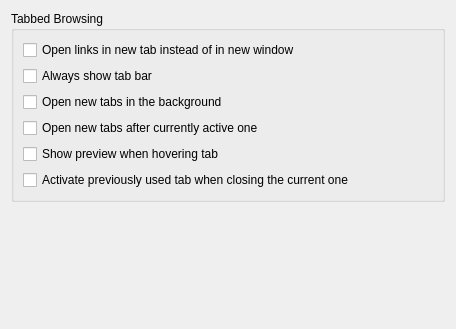
Old version of the form src/settings/settings_tabs.ui in the repository KDE/rekonq.
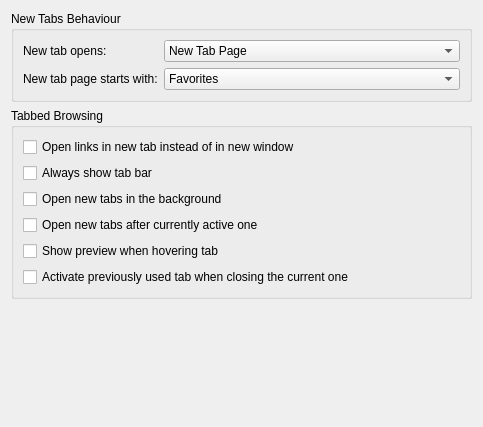
New version of the form. Custom widgets are drawn as their Qt base class.

Patch:
```diff
--- a/src/settings/settings_tabs.ui
+++ b/src/settings/settings_tabs.ui
@@ -6,14 +6,139 @@
    <rect>
     <x>0</x>
     <y>0</y>
-    <width>456</width>
-    <height>329</height>
+    <width>483</width>
+    <height>427</height>
    </rect>
   </property>
   <property name="windowTitle">
    <string>Tabs</string>
   </property>
   <layout class="QVBoxLayout" name="verticalLayout">
+   <item>
+    <widget class="QGroupBox" name="groupBox_3">
+     <property name="title">
+      <string>New Tabs Behaviour</string>
+     </property>
+     <layout class="QGridLayout" name="gridLayout_2">
+      <item row="0" column="0">
+       <widget class="QLabel" name="label_4">
+        <property name="sizePolicy">
+         <sizepolicy hsizetype="Fixed" vsizetype="Preferred">
+          <horstretch>0</horstretch>
+          <verstretch>0</verstretch>
+         </sizepolicy>
+        </property>
+        <property name="minimumSize">
+         <size>
+          <width>120</width>
+          <height>0</height>
+         </size>
+        </property>
+        <property name="baseSize">
+         <size>
+          <width>120</width>
+          <height>0</height>
+         </size>
+        </property>
+        <property name="text">
+         <string>New tab opens:</string>
+        </property>
+       </widget>
+      </item>
+      <item row="0" column="1">
+       <widget class="KComboBox" name="kcfg_newTabsBehaviour">
+        <property name="enabled">
+         <bool>true</bool>
+        </property>
+        <property name="sizePolicy">
+         <sizepolicy hsizetype="Expanding" vsizetype="Fixed">
+          <horstretch>0</horstretch>
+          <verstretch>0</verstretch>
+         </sizepolicy>
+        </property>
+        <item>
+         <property name="text">
+          <string>New Tab Page</string>
+         </property>
+        </item>
+        <item>
+         <property name="text">
+          <string>Blank Page</string>
+         </property>
+        </item>
+        <item>
+         <property name="text">
+          <string comment="@item:inlistbox">Home Page</string>
+         </property>
+        </item>
+       </widget>
+      </item>
+      <item row="1" column="0">
+       <widget class="QLabel" name="label_5">
+        <property name="sizePolicy">
+         <sizepolicy hsizetype="Fixed" vsizetype="Preferred">
+          <horstretch>0</horstretch>
+          <verstretch>0</verstretch>
+         </sizepolicy>
+        </property>
+        <property name="minimumSize">
+         <size>
+          <width>120</width>
+          <height>0</height>
+         </size>
+        </property>
+        <property name="baseSize">
+         <size>
+          <width>120</width>
+          <height>0</height>
+         </size>
+        </property>
+        <property name="text">
+         <string>New tab page starts with:</string>
+        </property>
+       </widget>
+      </item>
+      <item row="1" column="1">
+       <widget class="KComboBox" name="kcfg_newTabStartPage">
+        <property name="enabled">
+         <bool>true</bool>
+        </property>
+        <property name="sizePolicy">
+         <sizepolicy hsizetype="Expanding" vsizetype="Fixed">
+          <horstretch>0</horstretch>
+          <verstretch>0</verstretch>
+         </sizepolicy>
+        </property>
+        <item>
+         <property name="text">
+          <string>Favorites</string>
+         </property>
+        </item>
+        <item>
+         <property name="text">
+          <string>Closed Tabs</string>
+         </property>
+        </item>
+        <item>
+         <property name="text">
+          <string>Bookmarks</string>
+         </property>
+        </item>
+        <item>
+         <property name="text">
+          <string>History</string>
+         </property>
+        </item>
+        <item>
+         <property name="text">
+          <string>Downloads</string>
+         </property>
+        </item>
+       </widget>
+      </item>
+     </layout>
+    </widget>
+   </item>
    <item>
     <widget class="QGroupBox" name="groupBox_4">
      <property name="title">
@@ -79,13 +204,20 @@
      <property name="sizeHint" stdset="0">
       <size>
        <width>20</width>
-       <height>142</height>
+       <height>120</height>
       </size>
      </property>
     </spacer>
    </item>
   </layout>
  </widget>
+ <customwidgets>
+  <customwidget>
+   <class>KComboBox</class>
+   <extends>QComboBox</extends>
+   <header>kcombobox.h</header>
+  </customwidget>
+ </customwidgets>
  <resources/>
  <connections/>
 </ui>
```
